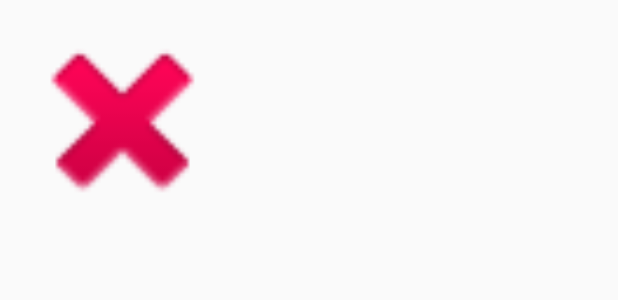
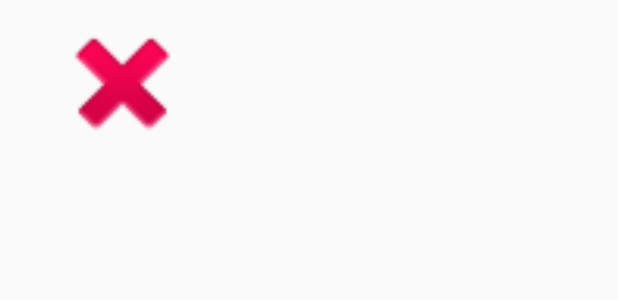
Before and after one commit to YanOner/ComercialAPP, an Android app: the layout calzado.xml on its own in the app's theme, with its tools: preview values and no code run, on a phone screen of 412 x 824 dp. Shown: the top 300 px of the screen. Run offline under Robolectric (Android 15) with nearby library versions, the phone set to English and light mode, and no system bars.

Commit message:
18.02.2020 catalogo

```diff
--- a/app/src/main/res/layout/calzado.xml
+++ b/app/src/main/res/layout/calzado.xml
@@ -8,16 +8,16 @@
     <ImageView
         android:id="@+id/grid_item_image"
         android:layout_width="150dp"
-        android:layout_height="150dp"
+        android:layout_height="100dp"
+        android:layout_gravity="center"
+        android:layout_marginLeft="1dp"
         android:layout_marginRight="1dp"
-        android:layout_marginLeft="1dp"
-        android:layout_gravity="center"
         android:src="@android:drawable/ic_delete" />
 
     <TextView
         android:id="@+id/grid_item_label_nombre"
         android:layout_width="match_parent"
-        android:layout_height="match_parent"
+        android:layout_height="wrap_content"
         android:fontFamily="sans-serif-black"
         android:gravity="center"
         android:textColor="@android:color/black"
```
